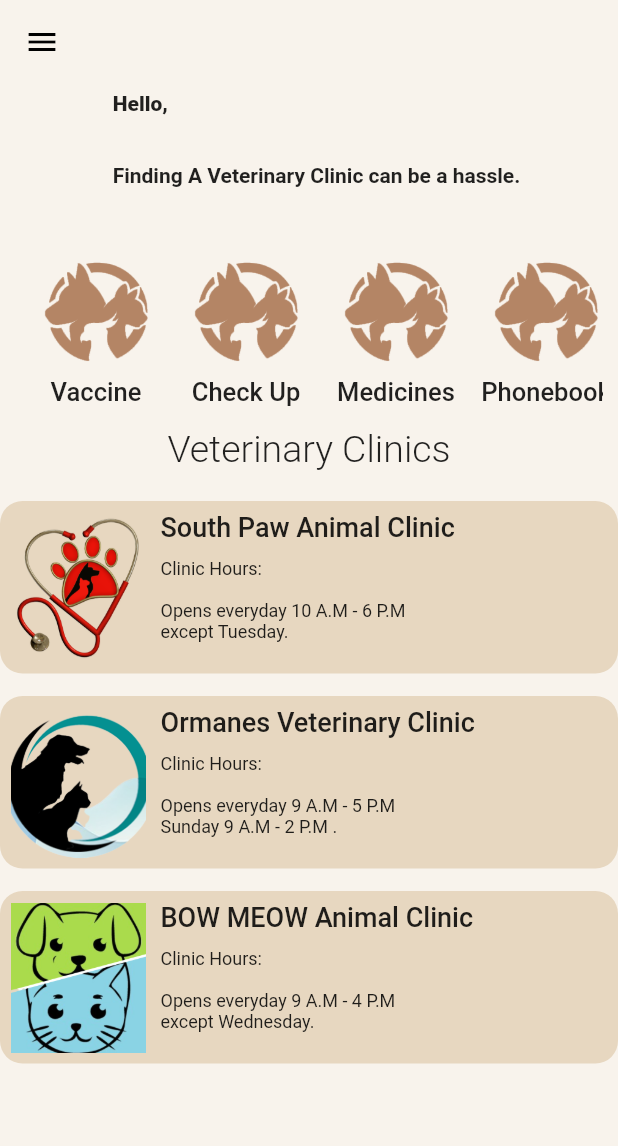
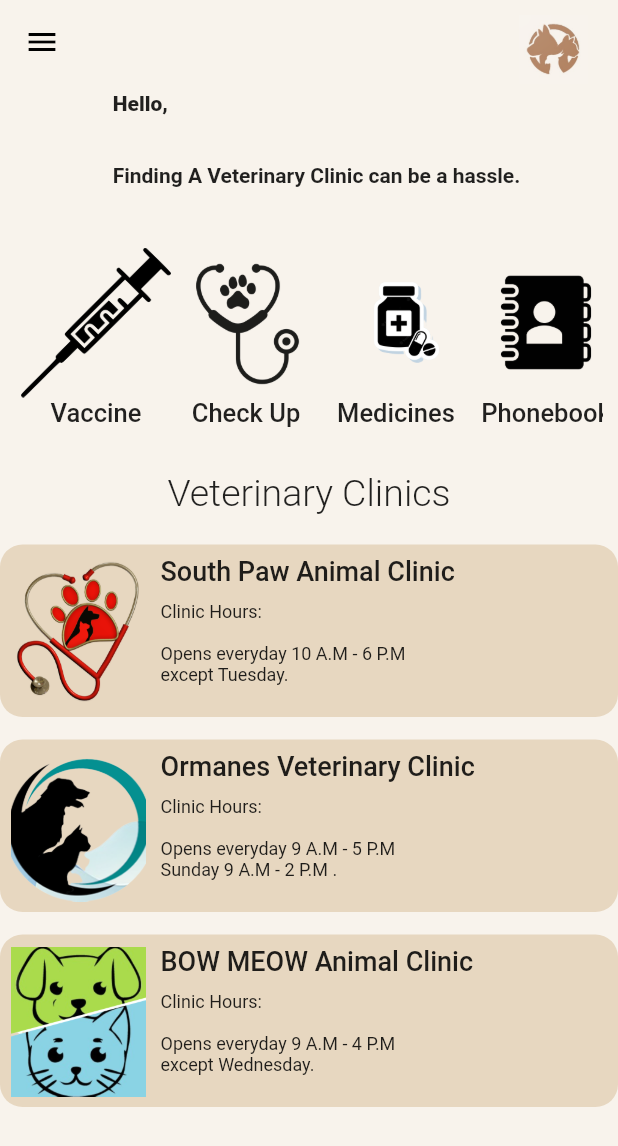
Before and after one commit to Skitzo00814/VetApp, a Flutter app: the HomePage screen opened directly, after a tap on "Veterinary", on a phone screen of 412 x 824 dp. Shown: the top 1146 px of the screen. Run offline on Flutter 3.47's test engine with Material 2 defaults, Android fonts, the phone set to English and light mode, and no system bars; our stand-ins replace animated_splash_screen, cloud_firestore, firebase_auth, firebase_core, fluttertoast, google_fonts and 1 more; missing offline and left inert: cloud_firestore_web, firebase_auth_web, firebase_core_web, shared_preferences_web; accounts and stored records are empty.

Commit message:
update ui

```diff
--- a/lib/home.dart
+++ b/lib/home.dart
@@ -287,6 +287,12 @@ class _HomePageState extends State<HomePage> {
         appBar: AppBar(
           backgroundColor: Colors.transparent,
           elevation: 0,
+          actions: [
+            Padding(
+              padding: const EdgeInsets.fromLTRB(0, 10, 20, 0),
+              child: Image.asset('assets/logo.png'),
+            ),
+          ],
         ),
         drawer: Drawer(
           child: Container(
--- a/lib/vet_location1.dart
+++ b/lib/vet_location1.dart
@@ -72,7 +72,7 @@ class _VetLocState extends State<VetLoc> {
                           SizedBox(
                             height: 100,
                             width: 100,
-                            child: Image.asset('assets/logo1.png'),
+                            child: Image.asset('assets/south_logo.png'),
                           ),
                           Expanded(
                             child: Column(
@@ -108,7 +108,7 @@ class _VetLocState extends State<VetLoc> {
                           crossAxisAlignment: CrossAxisAlignment.start,
                           children: <Widget>[
                             Text(
-                              'About the place',
+                              'About the place              Contact Us',
                               style: TextStyle(
                                 fontSize: 18,
                                 fontWeight: FontWeight.w500,
@@ -118,7 +118,7 @@ class _VetLocState extends State<VetLoc> {
                               height: 10,
                             ),
                             Text(
-                              'We offer: \n\nConsultation/Check-up \nTreatment & Confinement \nVaccination & Deworming \nSurgery \nDental Prophylaxis \nPet Grooming \nPet Supplies\n\nContact Us: \nsouthpawsanimalclinic@gmail.com \n09278187025 / (02) 8869-6457',
+                              'We offer: \n\nConsultation/Check-up          southpawsanimalclinic\nTreatment & Confinement     @gmail.com\nVaccination & Deworming     09278187025\nSurgery                                     (02) 8869-6457\nDental Prophylaxis \nPet Grooming \nPet Supplies',
                               style: TextStyle(
                                 fontSize: 15,
                                 fontWeight: FontWeight.w400,
--- a/lib/vet_location2.dart
+++ b/lib/vet_location2.dart
@@ -72,7 +72,7 @@ class _VetLoc2State extends State<VetLoc2> {
                           SizedBox(
                             height: 100,
                             width: 100,
-                            child: Image.asset('assets/logo1.png'),
+                            child: Image.asset('assets/ormanes.png'),
                           ),
                           Expanded(
                             child: Column(
@@ -108,7 +108,7 @@ class _VetLoc2State extends State<VetLoc2> {
                           crossAxisAlignment: CrossAxisAlignment.start,
                           children: <Widget>[
                             Text(
-                              'About the place',
+                              'About the place              Contact Us',
                               style: TextStyle(
                                 fontSize: 18,
                                 fontWeight: FontWeight.w500,
@@ -118,7 +118,7 @@ class _VetLoc2State extends State<VetLoc2> {
                               height: 10,
                             ),
                             Text(
-                              'We offer: \n\nConsultation/Check-up \nTreatment & Confinement \nVaccination & Deworming\nDental Prophylaxis \nPet Grooming\n\nContact Us: \normanesvet@gmail.com \n09209106179 / (02) 8875 3817',
+                              'We offer: \n\nConsultation/Check-up          ormanesvet@gmail.com\nTreatment & Confinement     09209106179\nVaccination & Deworming     (02) 8875 3817\nDental Prophylaxis \nPet Grooming',
                               style: TextStyle(
                                 fontSize: 15,
                                 fontWeight: FontWeight.w400,
--- a/lib/vet_location3.dart
+++ b/lib/vet_location3.dart
@@ -72,7 +72,7 @@ class _VetLoc3State extends State<VetLoc3> {
                           SizedBox(
                             height: 100,
                             width: 100,
-                            child: Image.asset('assets/logo1.png'),
+                            child: Image.asset('assets/MEOW.png'),
                           ),
                           Expanded(
                             child: Column(
@@ -108,7 +108,7 @@ class _VetLoc3State extends State<VetLoc3> {
                           crossAxisAlignment: CrossAxisAlignment.start,
                           children: <Widget>[
                             Text(
-                              'About the place',
+                              'About the place              Contact Us',
                               style: TextStyle(
                                 fontSize: 18,
                                 fontWeight: FontWeight.w500,
@@ -118,7 +118,7 @@ class _VetLoc3State extends State<VetLoc3> {
                               height: 10,
                             ),
                             Text(
-                              'We offer: \n\nConsultation/Check-up \nTreatment & Confinement \nVaccination & Deworming \nSurgery \nDental Prophylaxis \nPet Grooming \nPet Supplies\n\nContact Us: \nbowmeow.animalclinic@gmail.com \n09959821180 / (02) 8771-1274',
+                              'We offer: \n\nConsultation/Check-up          bowmeow.animalclinic\nTreatment & Confinement     @gmail.com\nVaccination & Deworming     09959821180\nSurgery                                     (02) 8771-1274\nDental Prophylaxis \nPet Grooming \nPet Supplies',
                               style: TextStyle(
                                 fontSize: 15,
                                 fontWeight: FontWeight.w400,
--- a/lib/veterinary_main.dart
+++ b/lib/veterinary_main.dart
@@ -89,19 +89,19 @@ class _VetPage2State extends State<VetPage2> {
                     scrollDirection: Axis.horizontal,
                     children: <Widget>[
                       categoryContainer(
-                        "logo1.png",
+                        "vaccine.png",
                         "Vaccine",
                       ),
-                      categoryContainer("logo1.png", "Check Up"),
-                      categoryContainer("logo1.png", "Medicines"),
-                      categoryContainer("logo1.png", "Phonebook"),
-                      categoryContainer("logo1.png", "Appointment"),
+                      categoryContainer("check_up.png", "Check Up"),
+                      categoryContainer("med.png", "Medicines"),
+                      categoryContainer("phonebook.png", "Phonebook"),
+                      categoryContainer("appointment.png", "Appointment"),
                     ],
                   ),
                 ),
               ),
               Text(
-                'Veterinary Clinics',
+                '\nVeterinary Clinics',
                 style: TextStyle(
                   fontSize: 25,
                   fontWeight: FontWeight.w300,
@@ -155,6 +155,12 @@ class _VetPage2State extends State<VetPage2> {
         appBar: AppBar(
           backgroundColor: Colors.transparent,
           elevation: 0,
+          actions: [
+            Padding(
+              padding: const EdgeInsets.fromLTRB(0, 10, 20, 0),
+              child: Image.asset('assets/logo.png'),
+            ),
+          ],
         ),
         drawer: Drawer(
           child: Container(
```
Also changed, not shown: assets/appointment.png (added), assets/check_up.png (added), assets/med.png (added), assets/medicine.png (added), assets/phonebook.png (added), assets/vaccine.png (added).
